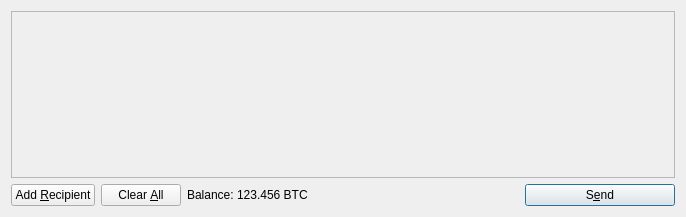
First picture: the form in src/qt/forms/sendcoinsdialog.ui, repository raffermeko/bitcoin, before the edit.
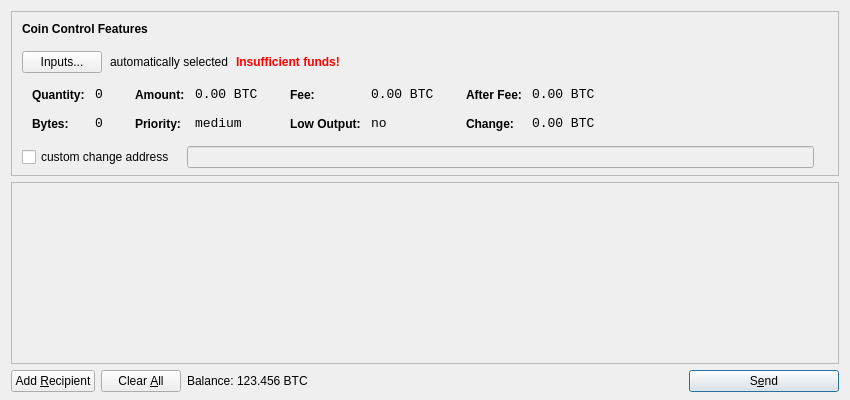
Second picture: the form after the edit. Icons and pictures are not drawn.

Commit message: Coin Control Features

What changed in the file:
```diff
--- a/src/qt/forms/sendcoinsdialog.ui
+++ b/src/qt/forms/sendcoinsdialog.ui
@@ -6,14 +6,615 @@
    <rect>
     <x>0</x>
     <y>0</y>
-    <width>686</width>
-    <height>217</height>
+    <width>850</width>
+    <height>400</height>
    </rect>
   </property>
   <property name="windowTitle">
    <string>Send Coins</string>
   </property>
-  <layout class="QVBoxLayout" name="verticalLayout">
+  <layout class="QVBoxLayout" name="verticalLayout" stretch="0,1,0">
+   <property name="bottomMargin">
+    <number>8</number>
+   </property>
+   <item>
+    <widget class="QFrame" name="frameCoinControl">
+     <property name="sizePolicy">
+      <sizepolicy hsizetype="Expanding" vsizetype="Expanding">
+       <horstretch>0</horstretch>
+       <verstretch>0</verstretch>
+      </sizepolicy>
+     </property>
+     <property name="maximumSize">
+      <size>
+       <width>16777215</width>
+       <height>16777215</height>
+      </size>
+     </property>
+     <property name="frameShape">
+      <enum>QFrame::StyledPanel</enum>
+     </property>
+     <property name="frameShadow">
+      <enum>QFrame::Sunken</enum>
+     </property>
+     <layout class="QVBoxLayout" name="verticalLayoutCoinControl2">
+      <property name="spacing">
+       <number>-1</number>
+      </property>
+      <property name="leftMargin">
+       <number>0</number>
+      </property>
+      <property name="topMargin">
+       <number>0</number>
+      </property>
+      <property name="rightMargin">
+       <number>0</number>
+      </property>
+      <property name="bottomMargin">
+       <number>6</number>
+      </property>
+      <item>
+       <layout class="QVBoxLayout" name="verticalLayoutCoinControl" stretch="0,0,0,0,1">
+        <property name="spacing">
+         <number>0</number>
+        </property>
+        <property name="leftMargin">
+         <number>10</number>
+        </property>
+        <property name="topMargin">
+         <number>10</number>
+        </property>
+        <item>
+         <layout class="QHBoxLayout" name="horizontalLayoutCoinControl1">
+          <property name="bottomMargin">
+           <number>15</number>
+          </property>
+          <item>
+           <widget class="QLabel" name="labelCoinControlFeatures">
+            <property name="sizePolicy">
+             <sizepolicy hsizetype="Preferred" vsizetype="Maximum">
+              <horstretch>0</horstretch>
+              <verstretch>0</verstretch>
+             </sizepolicy>
+            </property>
+            <property name="font">
+             <font>
+              <weight>75</weight>
+              <bold>true</bold>
+             </font>
+            </property>
+            <property name="styleSheet">
+             <string notr="true">font-weight:bold;</string>
+            </property>
+            <property name="text">
+             <string>Coin Control Features</string>
+            </property>
+           </widget>
+          </item>
+         </layout>
+        </item>
+        <item>
+         <layout class="QHBoxLayout" name="horizontalLayoutCoinControl2" stretch="0,0,0,0">
+          <property name="spacing">
+           <number>8</number>
+          </property>
+          <property name="bottomMargin">
+           <number>10</number>
+          </property>
+          <item>
+           <widget class="QPushButton" name="pushButtonCoinControl">
+            <property name="styleSheet">
+             <string notr="true"/>
+            </property>
+            <property name="text">
+             <string>Inputs...</string>
+            </property>
+           </widget>
+          </item>
+          <item>
+           <widget class="QLabel" name="labelCoinControlAutomaticallySelected">
+            <property name="text">
+             <string>automatically selected</string>
+            </property>
+            <property name="margin">
+             <number>5</number>
+            </property>
+           </widget>
+          </item>
+          <item>
+           <widget class="QLabel" name="labelCoinControlInsuffFunds">
+            <property name="font">
+             <font>
+              <weight>75</weight>
+              <bold>true</bold>
+             </font>
+            </property>
+            <property name="styleSheet">
+             <string notr="true">color:red;font-weight:bold;</string>
+            </property>
+            <property name="text">
+             <string>Insufficient funds!</string>
+            </property>
+            <property name="margin">
+             <number>5</number>
+            </property>
+           </widget>
+          </item>
+          <item>
+           <spacer name="horizontalSpacerCoinControl">
+            <property name="orientation">
+             <enum>Qt::Horizontal</enum>
+            </property>
+            <property name="sizeHint" stdset="0">
+             <size>
+              <width>40</width>
+              <height>1</height>
+             </size>
+            </property>
+           </spacer>
+          </item>
+         </layout>
+        </item>
+        <item>
+         <widget class="QWidget" name="widgetCoinControl" native="true">
+          <property name="sizePolicy">
+           <sizepolicy hsizetype="Preferred" vsizetype="Preferred">
+            <horstretch>0</horstretch>
+            <verstretch>0</verstretch>
+           </sizepolicy>
+          </property>
+          <property name="minimumSize">
+           <size>
+            <width>0</width>
+            <height>0</height>
+           </size>
+          </property>
+          <property name="styleSheet">
+           <string notr="true"/>
+          </property>
+          <layout class="QHBoxLayout" name="horizontalLayoutCoinControl5">
+           <property name="margin">
+            <number>0</number>
+           </property>
+           <item>
+            <layout class="QHBoxLayout" name="horizontalLayoutCoinControl3" stretch="0,0,0,1">
+             <property name="spacing">
+              <number>20</number>
+             </property>
+             <property name="topMargin">
+              <number>0</number>
+             </property>
+             <property name="bottomMargin">
+              <number>10</number>
+             </property>
+             <item>
+              <layout class="QFormLayout" name="formLayoutCoinControl1">
+               <property name="horizontalSpacing">
+                <number>10</number>
+               </property>
+               <property name="verticalSpacing">
+                <number>14</number>
+               </property>
+               <property name="leftMargin">
+                <number>10</number>
+               </property>
+               <property name="topMargin">
+                <number>4</number>
+               </property>
+               <property name="rightMargin">
+                <number>6</number>
+               </property>
+               <item row="0" column="0">
+                <widget class="QLabel" name="labelCoinControlQuantityText">
+                 <property name="styleSheet">
+                  <string notr="true">font-weight:bold;</string>
+                 </property>
+                 <property name="text">
+                  <string>Quantity:</string>
+                 </property>
+                 <property name="margin">
+                  <number>0</number>
+                 </property>
+                </widget>
+               </item>
+               <item row="0" column="1">
+                <widget class="QLabel" name="labelCoinControlQuantity">
+                 <property name="font">
+                  <font>
+                   <family>Monospace</family>
+                   <pointsize>10</pointsize>
+                  </font>
+                 </property>
+                 <property name="cursor">
+                  <cursorShape>IBeamCursor</cursorShape>
+                 </property>
+                 <property name="contextMenuPolicy">
+                  <enum>Qt::ActionsContextMenu</enum>
+                 </property>
+                 <property name="text">
+                  <string notr="true">0</string>
+                 </property>
+                 <property name="margin">
+                  <number>0</number>
+                 </property>
+                 <property name="textInteractionFlags">
+                  <set>Qt::LinksAccessibleByMouse|Qt::TextSelectableByKeyboard|Qt::TextSelectableByMouse</set>
+                 </property>
+                </widget>
+               </item>
+               <item row="1" column="0">
+                <widget class="QLabel" name="labelCoinControlBytesText">
+                 <property name="styleSheet">
+                  <string notr="true">font-weight:bold;</string>
+                 </property>
+                 <property name="text">
+                  <string>Bytes:</string>
+                 </property>
+                </widget>
+               </item>
+               <item row="1" column="1">
+                <widget class="QLabel" name="labelCoinControlBytes">
+                 <property name="font">
+                  <font>
+                   <family>Monospace</family>
+                   <pointsize>10</pointsize>
+                  </font>
+                 </property>
+                 <property name="cursor">
+                  <cursorShape>IBeamCursor</cursorShape>
+                 </property>
+                 <property name="contextMenuPolicy">
+                  <enum>Qt::ActionsContextMenu</enum>
+                 </property>
+                 <property name="text">
+                  <string notr="true">0</string>
+                 </property>
+                 <property name="textInteractionFlags">
+                  <set>Qt::LinksAccessibleByMouse|Qt::TextSelectableByKeyboard|Qt::TextSelectableByMouse</set>
+                 </property>
+                </widget>
+               </item>
+              </layout>
+             </item>
+             <item>
+              <layout class="QFormLayout" name="formLayoutCoinControl2">
+               <property name="horizontalSpacing">
+                <number>10</number>
+               </property>
+               <property name="verticalSpacing">
+                <number>14</number>
+               </property>
+               <property name="leftMargin">
+                <number>6</number>
+               </property>
+               <property name="topMargin">
+                <number>4</number>
+               </property>
+               <property name="rightMargin">
+                <number>6</number>
+               </property>
+               <item row="0" column="0">
+                <widget class="QLabel" name="labelCoinControlAmountText">
+                 <property name="styleSheet">
+                  <string notr="true">font-weight:bold;</string>
+                 </property>
+                 <property name="text">
+                  <string>Amount:</string>
+                 </property>
+                 <property name="margin">
+                  <number>0</number>
+                 </property>
+                </widget>
+               </item>
+               <item row="0" column="1">
+                <widget class="QLabel" name="labelCoinControlAmount">
+                 <property name="font">
+                  <font>
+                   <family>Monospace</family>
+                   <pointsize>10</pointsize>
+                  </font>
+                 </property>
+                 <property name="cursor">
+                  <cursorShape>IBeamCursor</cursorShape>
+                 </property>
+                 <property name="contextMenuPolicy">
+                  <enum>Qt::ActionsContextMenu</enum>
+                 </property>
+                 <property name="text">
+                  <string notr="true">0.00 BTC</string>
+                 </property>
+                 <property name="textInteractionFlags">
+                  <set>Qt::LinksAccessibleByMouse|Qt::TextSelectableByKeyboard|Qt::TextSelectableByMouse</set>
+                 </property>
+                </widget>
+               </item>
+               <item row="1" column="0">
+                <widget class="QLabel" name="labelCoinControlPriorityText">
+                 <property name="styleSheet">
+                  <string notr="true">font-weight:bold;</string>
+                 </property>
+                 <property name="text">
+                  <string>Priority:</string>
+                 </property>
+                </widget>
+               </item>
+               <item row="1" column="1">
+                <widget class="QLabel" name="labelCoinControlPriority">
+                 <property name="font">
+                  <font>
+                   <family>Monospace</family>
+                   <pointsize>10</pointsize>
+                  </font>
+                 </property>
+                 <property name="cursor">
+                  <cursorShape>IBeamCursor</cursorShape>
+                 </property>
+                 <property name="contextMenuPolicy">
+                  <enum>Qt::ActionsContextMenu</enum>
+                 </property>
+                 <property name="text">
+                  <string>medium</string>
+                 </property>
+                 <property name="textInteractionFlags">
+                  <set>Qt::LinksAccessibleByMouse|Qt::TextSelectableByKeyboard|Qt::TextSelectableByMouse</set>
+                 </property>
+                </widget>
+               </item>
+              </layout>
+             </item>
+             <item>
+              <layout class="QFormLayout" name="formLayoutCoinControl3">
+               <property name="horizontalSpacing">
+                <number>10</number>
+               </property>
+               <property name="verticalSpacing">
+                <number>14</number>
+               </property>
+               <property name="leftMargin">
+                <number>6</number>
+               </property>
+               <property name="topMargin">
+                <number>4</number>
+               </property>
+               <property name="rightMargin">
+                <number>6</number>
+               </property>
+               <item row="0" column="0">
+                <widget class="QLabel" name="labelCoinControlFeeText">
+                 <property name="styleSheet">
+                  <string notr="true">font-weight:bold;</string>
+                 </property>
+                 <property name="text">
+                  <string>Fee:</string>
+                 </property>
+                 <property name="margin">
+                  <number>0</number>
+                 </property>
+                </widget>
+               </item>
+               <item row="0" column="1">
+                <widget class="QLabel" name="labelCoinControlFee">
+                 <property name="font">
+                  <font>
+                   <family>Monospace</family>
+                   <pointsize>10</pointsize>
+                  </font>
+                 </property>
+                 <property name="cursor">
+                  <cursorShape>IBeamCursor</cursorShape>
+                 </property>
+                 <property name="contextMenuPolicy">
+                  <enum>Qt::ActionsContextMenu</enum>
+                 </property>
+                 <property name="text">
+                  <string notr="true">0.00 BTC</string>
+                 </property>
+                 <property name="textInteractionFlags">
+                  <set>Qt::LinksAccessibleByMouse|Qt::TextSelectableByKeyboard|Qt::TextSelectableByMouse</set>
+                 </property>
+                </widget>
+               </item>
+               <item row="1" column="0">
+                <widget class="QLabel" name="labelCoinControlLowOutputText">
+                 <property name="styleSheet">
+                  <string notr="true">font-weight:bold;</string>
+                 </property>
+                 <property name="text">
+                  <string>Low Output:</string>
+                 </property>
+                </widget>
+               </item>
+               <item row="1" column="1">
+                <widget class="QLabel" name="labelCoinControlLowOutput">
+                 <property name="font">
+                  <font>
+                   <family>Monospace</family>
+                   <pointsize>10</pointsize>
+                  </font>
+                 </property>
+                 <property name="cursor">
+                  <cursorShape>IBeamCursor</cursorShape>
+                 </property>
+                 <property name="contextMenuPolicy">
+                  <enum>Qt::ActionsContextMenu</enum>
+                 </property>
+                 <property name="text">
+                  <string>no</string>
+                 </property>
+                 <property name="textInteractionFlags">
+                  <set>Qt::LinksAccessibleByMouse|Qt::TextSelectableByKeyboard|Qt::TextSelectableByMouse</set>
+                 </property>
+                </widget>
+               </item>
+              </layout>
+             </item>
+             <item>
+              <layout class="QFormLayout" name="formLayoutCoinControl4">
+               <property name="horizontalSpacing">
+                <number>10</number>
+               </property>
+               <property name="verticalSpacing">
+                <number>14</number>
+               </property>
+               <property name="leftMargin">
+                <number>6</number>
+               </property>
+               <property name="topMargin">
+                <number>4</number>
+               </property>
+               <property name="rightMargin">
+                <number>6</number>
+               </property>
+               <item row="0" column="0">
+                <widget class="QLabel" name="labelCoinControlAfterFeeText">
+                 <property name="styleSheet">
+                  <string notr="true">font-weight:bold;</string>
+                 </property>
+                 <property name="text">
+                  <string>After Fee:</string>
+                 </property>
+                 <property name="margin">
+                  <number>0</number>
+                 </property>
+                </widget>
+               </item>
+               <item row="0" column="1">
+                <widget class="QLabel" name="labelCoinControlAfterFee">
+                 <property name="font">
+                  <font>
+                   <family>Monospace</family>
+                   <pointsize>10</pointsize>
+                  </font>
+                 </property>
+                 <property name="cursor">
+                  <cursorShape>IBeamCursor</cursorShape>
+                 </property>
+                 <property name="contextMenuPolicy">
+                  <enum>Qt::ActionsContextMenu</enum>
+                 </property>
+                 <property name="text">
+                  <string notr="true">0.00 BTC</string>
+                 </property>
+                 <property name="textInteractionFlags">
+                  <set>Qt::LinksAccessibleByMouse|Qt::TextSelectableByKeyboard|Qt::TextSelectableByMouse</set>
+                 </property>
+                </widget>
+               </item>
+               <item row="1" column="0">
+                <widget class="QLabel" name="labelCoinControlChangeText">
+                 <property name="styleSheet">
+                  <string notr="true">font-weight:bold;</string>
+                 </property>
+                 <property name="text">
+                  <string>Change:</string>
+                 </property>
+                </widget>
+               </item>
+               <item row="1" column="1">
+                <widget class="QLabel" name="labelCoinControlChange">
+                 <property name="font">
+                  <font>
+                   <family>Monospace</family>
+                   <pointsize>10</pointsize>
+                  </font>
+                 </property>
+                 <property name="cursor">
+                  <cursorShape>IBeamCursor</cursorShape>
+                 </property>
+                 <property name="contextMenuPolicy">
+                  <enum>Qt::ActionsContextMenu</enum>
+                 </property>
+                 <property name="text">
+                  <string notr="true">0.00 BTC</string>
+                 </property>
+                 <property name="textInteractionFlags">
+                  <set>Qt::LinksAccessibleByMouse|Qt::TextSelectableByKeyboard|Qt::TextSelectableByMouse</set>
+                 </property>
+                </widget>
+               </item>
+              </layout>
+             </item>
+            </layout>
+           </item>
+          </layout>
+         </widget>
+        </item>
+        <item>
+         <layout class="QHBoxLayout" name="horizontalLayoutCoinControl4" stretch="0,0,0">
+          <property name="spacing">
+           <number>12</number>
+          </property>
+          <property name="sizeConstraint">
+           <enum>QLayout::SetDefaultConstraint</enum>
+          </property>
+          <property name="topMargin">
+           <number>5</number>
+          </property>
+          <property name="rightMargin">
+           <number>5</number>
+          </property>
+          <item>
+           <widget class="QCheckBox" name="checkBoxCoinControlChange">
+            <property name="text">
+             <string>custom change address</string>
+            </property>
+           </widget>
+          </item>
+          <item>
+           <widget class="QLineEdit" name="lineEditCoinControlChange">
+            <property name="enabled">
+             <bool>false</bool>
+            </property>
+            <property name="sizePolicy">
+             <sizepolicy hsizetype="Expanding" vsizetype="Fixed">
+              <horstretch>0</horstretch>
+              <verstretch>0</verstretch>
+             </sizepolicy>
+            </property>
+           </widget>
+          </item>
+          <item>
+           <widget class="QLabel" name="labelCoinControlChangeLabel">
+            <property name="sizePolicy">
+             <sizepolicy hsizetype="Preferred" vsizetype="Expanding">
+              <horstretch>0</horstretch>
+              <verstretch>0</verstretch>
+             </sizepolicy>
+            </property>
+            <property name="minimumSize">
+             <size>
+              <width>0</width>
+              <height>0</height>
+             </size>
+            </property>
+            <property name="text">
+             <string/>
+            </property>
+            <property name="margin">
+             <number>3</number>
+            </property>
+           </widget>
+          </item>
+         </layout>
+        </item>
+        <item>
+         <spacer name="verticalSpacerCoinControl">
+          <property name="orientation">
+           <enum>Qt::Vertical</enum>
+          </property>
+          <property name="sizeHint" stdset="0">
+           <size>
+            <width>800</width>
+            <height>1</height>
+           </size>
+          </property>
+         </spacer>
+        </item>
+       </layout>
+      </item>
+     </layout>
+    </widget>
+   </item>
    <item>
     <widget class="QScrollArea" name="scrollArea">
      <property name="widgetResizable">
@@ -24,7 +625,7 @@
        <rect>
         <x>0</x>
         <y>0</y>
-        <width>666</width>
+        <width>830</width>
         <height>165</height>
        </rect>
       </property>
```
The commit also changes 22 other files.
